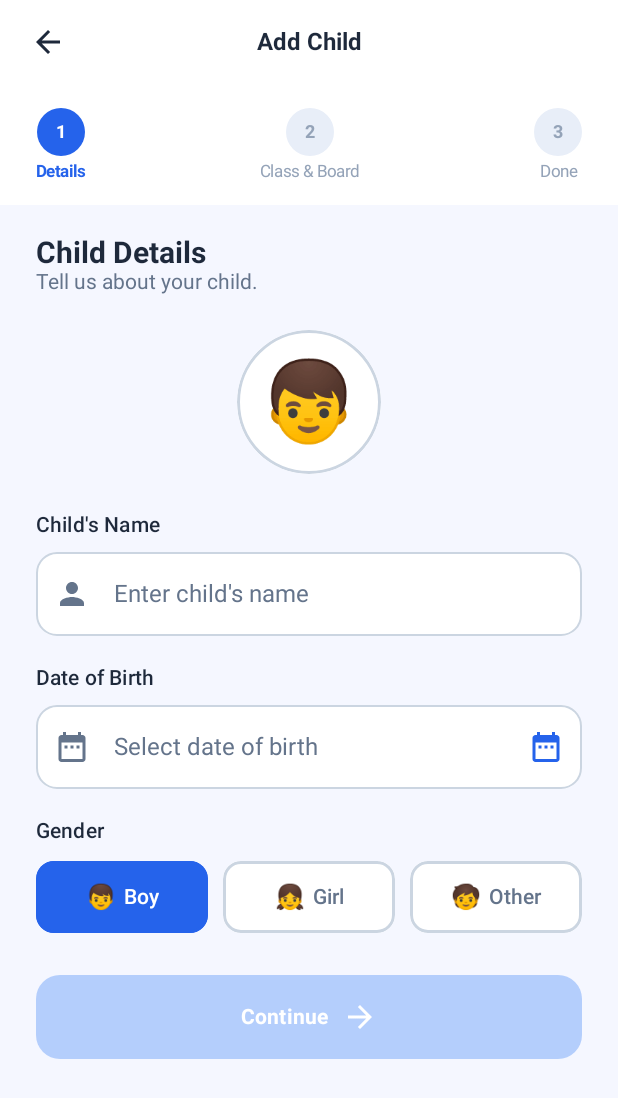
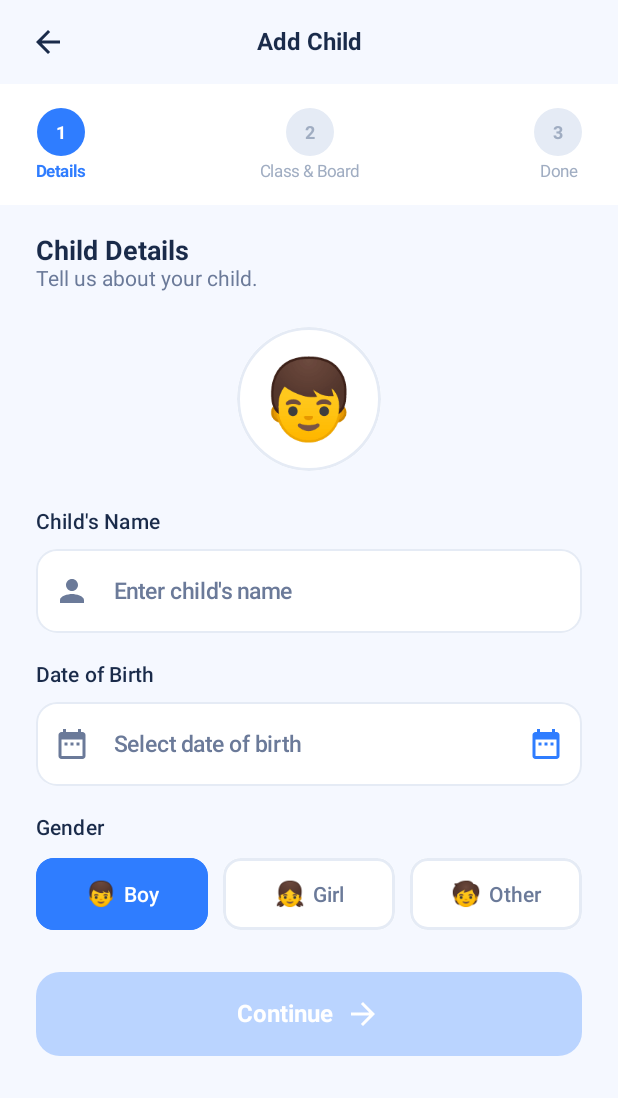
Before and after one commit to userAksh/Eduksha, an Android app built with Jetpack Compose: the AddChildScreen screen opened through its navigation route, after a tap on "Add Your First Child", on a phone screen of 412 x 824 dp. Shown: the top 1098 px of the screen. Run offline under Robolectric (Android 15) with nearby library versions, the phone set to English and light mode, and no system bars; our stand-ins replace Dagger/Hilt's generated code, Firebase (no records; nobody signed in at launch, a user with empty details on screens opened directly).

Commit message:
Apply Dobi design system — tokens + AddChild migration
Theme:
- Color.kt: primary #2F7DFF, full token set (primarySoft, textTertiary, accentOrange, border, surfaceAlt, etc.)
- Type.kt: Display/H1/H2/H3/Body/Caption/Meta scale per spec

AddChild screen:
- All hardcoded hex colors replaced with design tokens
- Page background: DobiBackground (#F5F8FF)
- Illustration backdrop: DobiPrimarySoft (#EEF4FF)
- Feature row icon bg per spec: Blue/Orange/Green tints
- Error state: DobiErrorContainer + DobiError
- Success/Primary badge: DobiSuccessContainer + DobiSuccess
- Borders unified to DobiBorder; dimmed text to DobiTextTertiary

Co-Authored-By: Claude Sonnet 4.6 <noreply@anthropic.com>

```diff
--- a/app/src/main/java/com/dobi/app/core/ui/theme/Color.kt
+++ b/app/src/main/java/com/dobi/app/core/ui/theme/Color.kt
@@ -2,28 +2,38 @@ package com.dobi.app.core.ui.theme
 
 import androidx.compose.ui.graphics.Color
 
-// Brand
-val DobiPrimary = Color(0xFF2563EB)
-val DobiPrimaryLight = Color(0xFF3B82F6)
+// ── Primary / Brand ───────────────────────────────────────────────────────────
+val DobiPrimary = Color(0xFF2F7DFF)
+val DobiPrimaryDark = Color(0xFF1E6BEF)
+val DobiPrimaryLight = Color(0xFF4A90FF)
 val DobiPrimaryContainer = Color(0xFFDBEAFE)
+val DobiPrimarySoft = Color(0xFFEEF4FF)
 
-// Backgrounds
-val DobiBackground = Color(0xFFF0F5FF)
-val DobiSurface = Color.White
+// ── Surfaces / Neutrals ───────────────────────────────────────────────────────
+val DobiBackground = Color(0xFFF5F8FF)
+val DobiSurface = Color(0xFFFFFFFF)
+val DobiSurfaceAlt = Color(0xFFF8FAFF)
+val DobiBorder = Color(0xFFE5EBF5)
+val DobiBorderMuted = Color(0xFFF0F2F7)
 
-// Text
-val DobiTextPrimary = Color(0xFF1E293B)
-val DobiTextSecondary = Color(0xFF64748B)
+// ── Text ──────────────────────────────────────────────────────────────────────
+val DobiTextPrimary = Color(0xFF1A2B4A)
+val DobiTextSecondary = Color(0xFF6B7A99)
+val DobiTextTertiary = Color(0xFFA0ADC2)
+val DobiTextOnPrimary = Color(0xFFFFFFFF)
 
-// Status
+// ── Accent / Semantic ─────────────────────────────────────────────────────────
+val DobiAccentOrange = Color(0xFFF59E0B)
+val DobiAccentOrangeBg = Color(0xFFFEF3C7)
 val DobiSuccess = Color(0xFF22C55E)
 val DobiSuccessContainer = Color(0xFFDCFCE7)
+val DobiSuccessSoft = Color(0xFF86EFAC)
 val DobiWarning = Color(0xFFF59E0B)
 val DobiWarningContainer = Color(0xFFFEF3C7)
 val DobiError = Color(0xFFEF4444)
 val DobiErrorContainer = Color(0xFFFEE2E2)
 
-// M3 baseline seed (kept for fallback dark theme)
+// ── M3 baseline seed (kept for fallback dark theme) ──────────────────────────
 val Purple80 = Color(0xFFD0BCFF)
 val PurpleGrey80 = Color(0xFFCCC2DC)
 val Pink80 = Color(0xFFEFB8C8)
--- a/app/src/main/java/com/dobi/app/feature/addchild/AddChildScreen.kt
+++ b/app/src/main/java/com/dobi/app/feature/addchild/AddChildScreen.kt
@@ -74,14 +74,24 @@ import com.dobi.app.domain.model.Child
 import com.dobi.app.core.ui.theme.DobiPrimary
 import com.dobi.app.core.ui.theme.DobiPrimaryContainer
 import com.dobi.app.core.ui.theme.DobiPrimaryLight
+import com.dobi.app.core.ui.theme.DobiPrimarySoft
 import com.dobi.app.core.ui.theme.DobiTextPrimary
 import com.dobi.app.core.ui.theme.DobiTextSecondary
 import java.text.SimpleDateFormat
 import java.util.Date
 import java.util.Locale
 
-private val FieldBorder = Color(0xFFCBD5E1)
-private val PageBg = Color(0xFFF5F7FF)
+import com.dobi.app.core.ui.theme.DobiBackground
+import com.dobi.app.core.ui.theme.DobiBorder
+import com.dobi.app.core.ui.theme.DobiSurface
+import com.dobi.app.core.ui.theme.DobiSurfaceAlt
+import com.dobi.app.core.ui.theme.DobiTextTertiary
+import com.dobi.app.core.ui.theme.DobiAccentOrange
+import com.dobi.app.core.ui.theme.DobiAccentOrangeBg
+import com.dobi.app.core.ui.theme.DobiSuccess
+import com.dobi.app.core.ui.theme.DobiSuccessContainer
+import com.dobi.app.core.ui.theme.DobiError
+import com.dobi.app.core.ui.theme.DobiErrorContainer
 
 @Composable
 fun AddChildScreen(
@@ -102,7 +112,7 @@ fun AddChildScreen(
     Column(
         modifier = Modifier
             .fillMaxSize()
-            .background(Color.White)
+            .background(DobiBackground)
             .systemBarsPadding()
     ) {
         // Top app bar
@@ -172,14 +182,12 @@ private fun WelcomeStep(onStart: () -> Unit) {
             .padding(horizontal = 24.dp),
         horizontalAlignment = Alignment.CenterHorizontally
     ) {
-        Spacer(Modifier.height(16.dp))
 
-        // Illustration
         Box(
             modifier = Modifier
                 .size(220.dp)
                 .clip(CircleShape)
-                .background(Color(0xFFEEF4FF)),
+                .background(DobiPrimarySoft),
             contentAlignment = Alignment.Center
         ) {
             Image(
@@ -190,7 +198,7 @@ private fun WelcomeStep(onStart: () -> Unit) {
             )
         }
 
-        Spacer(Modifier.height(24.dp))
+        Spacer(Modifier.height(4.dp))
 
         Text(
             text = "Add Your Child",
@@ -210,21 +218,21 @@ private fun WelcomeStep(onStart: () -> Unit) {
 
         FeatureRow(
             emoji = "📊",
-            bg = Color(0xFFEEF4FF),
+            bg = DobiPrimaryContainer,
             title = "Track progress",
             subtitle = "See what your child is learning every day."
         )
-        Spacer(Modifier.height(8.dp))
+        Spacer(Modifier.height(6.dp))
         FeatureRow(
             emoji = "🏆",
-            bg = Color(0xFFFFF7ED),
+            bg = DobiAccentOrangeBg,
             title = "Spot what matters",
             subtitle = "Identify strengths and topics that need attention."
         )
-        Spacer(Modifier.height(8.dp))
+        Spacer(Modifier.height(6.dp))
         FeatureRow(
             emoji = "✅",
-            bg = Color(0xFFECFDF5),
+            bg = DobiSuccessContainer,
             title = "Encourage better",
             subtitle = "Motivate your child with goals and rewards."
         )
@@ -254,7 +262,7 @@ private fun WelcomeStep(onStart: () -> Unit) {
             modifier = Modifier
                 .fillMaxWidth()
                 .clip(RoundedCornerShape(12.dp))
-                .background(Color(0xFFF1F5F9))
+                .background(DobiPrimarySoft)
                 .padding(horizontal = 16.dp, vertical = 12.dp),
             verticalAlignment = Alignment.CenterVertically
         ) {
@@ -290,7 +298,7 @@ private fun FeatureRow(emoji: String, bg: Color, title: String, subtitle: String
         Row(
             modifier = Modifier
                 .fillMaxWidth()
-                .padding(horizontal = 16.dp, vertical = 14.dp),
+                .padding(horizontal = 16.dp, vertical = 12.dp),
             verticalAlignment = Alignment.CenterVertically
         ) {
             Box(
@@ -359,7 +367,7 @@ private fun DetailsStep(
     Column(
         modifier = Modifier
             .fillMaxSize()
-            .background(PageBg)
+            .background(DobiBackground)
             .verticalScroll(rememberScrollState())
             .imePadding()
     ) {
@@ -387,7 +395,7 @@ private fun DetailsStep(
                     modifier = Modifier
                         .size(96.dp)
                         .clip(CircleShape)
-                        .border(2.dp, Color(0xFFCBD5E1), CircleShape)
+                        .border(2.dp, DobiBorder, CircleShape)
                         .background(Color.White),
                     contentAlignment = Alignment.Center
                 ) {
@@ -453,7 +461,7 @@ private fun DetailsStep(
                             .background(if (selected) DobiPrimary else Color.White)
                             .border(
                                 1.5.dp,
-                                if (selected) DobiPrimary else FieldBorder,
+                                if (selected) DobiPrimary else DobiBorder,
                                 RoundedCornerShape(12.dp)
                             )
                             .clickable(
@@ -526,7 +534,7 @@ private fun ClassBoardStep(
     Column(
         modifier = Modifier
             .fillMaxSize()
-            .background(PageBg)
+            .background(DobiBackground)
             .verticalScroll(rememberScrollState())
             .imePadding()
     ) {
@@ -696,7 +704,7 @@ private fun DoneStep(
     Column(
         modifier = Modifier
             .fillMaxSize()
-            .background(PageBg)
+            .background(DobiBackground)
     ) {
         StepperBar(currentStep = 3)
 
@@ -728,7 +736,7 @@ private fun DoneStep(
                         .fillMaxWidth()
                         .clip(RoundedCornerShape(16.dp))
                         .background(Color.White)
-                        .border(1.dp, Color(0xFFE8EEF8), RoundedCornerShape(16.dp))
+                        .border(1.dp, DobiBorder, RoundedCornerShape(16.dp))
                         .padding(14.dp),
                     verticalAlignment = Alignment.CenterVertically
                 ) {
@@ -758,20 +766,20 @@ private fun DoneStep(
                         Box(
                             modifier = Modifier
                                 .clip(RoundedCornerShape(6.dp))
-                                .background(Color(0xFFDCFCE7))
+                                .background(DobiSuccessContainer)
                                 .padding(horizontal = 8.dp, vertical = 4.dp)
                         ) {
                             Text(
                                 "Primary",
                                 style = MaterialTheme.typography.labelSmall.copy(fontWeight = FontWeight.Bold),
-                                color = Color(0xFF15803D)
+                                color = DobiSuccess
                             )
                         }
                     } else {
                         Icon(
                             Icons.AutoMirrored.Filled.ArrowForward,
                             contentDescription = null,
-                            tint = Color(0xFFCBD5E1),
+                            tint = DobiBorder,
                             modifier = Modifier.size(18.dp)
                         )
                     }
@@ -860,7 +868,7 @@ private fun StepperBar(currentStep: Int) {
                         .background(
                             when {
                                 isDone || isActive -> DobiPrimary
-                                else -> Color(0xFFE8EEF8)
+                                else -> DobiBorder
                             }
                         ),
                     contentAlignment = Alignment.Center
@@ -876,7 +884,7 @@ private fun StepperBar(currentStep: Int) {
                         Text(
                             "$stepNum",
                             style = MaterialTheme.typography.labelMedium.copy(fontWeight = FontWeight.Bold),
-                            color = if (isActive) Color.White else Color(0xFF94A3B8)
+                            color = if (isActive) Color.White else DobiTextTertiary
                         )
                     }
                 }
@@ -884,7 +892,7 @@ private fun StepperBar(currentStep: Int) {
                 Text(
                     label,
                     style = MaterialTheme.typography.labelSmall.copy(fontWeight = if (isActive) FontWeight.Bold else FontWeight.Normal),
-                    color = if (isActive) DobiPrimary else Color(0xFF94A3B8)
+                    color = if (isActive) DobiPrimary else DobiTextTertiary
                 )
             }
 
@@ -894,7 +902,7 @@ private fun StepperBar(currentStep: Int) {
                         .weight(1f)
                         .height(2.dp)
                         .padding(bottom = 16.dp)
-                        .background(if (currentStep > stepNum) DobiPrimary else Color(0xFFE8EEF8))
+                        .background(if (currentStep > stepNum) DobiPrimary else DobiBorder)
                 )
             }
         }
@@ -916,10 +924,10 @@ private fun ErrorBox(message: String) {
         modifier = Modifier
             .fillMaxWidth()
             .clip(RoundedCornerShape(10.dp))
-            .background(Color(0xFFFEE2E2))
+            .background(DobiErrorContainer)
             .padding(horizontal = 14.dp, vertical = 10.dp)
     ) {
-        Text("⚠️  $message", style = MaterialTheme.typography.bodySmall, color = Color(0xFFDC2626))
+        Text("⚠️  $message", style = MaterialTheme.typography.bodySmall, color = DobiError)
     }
 }
 
@@ -930,6 +938,6 @@ private fun fieldColors() = OutlinedTextFieldDefaults.colors(
     focusedContainerColor = Color.White,
     unfocusedContainerColor = Color.White,
     focusedBorderColor = DobiPrimary,
-    unfocusedBorderColor = FieldBorder,
+    unfocusedBorderColor = DobiBorder,
     cursorColor = DobiPrimary
 )
```
Also changed, not shown: app/src/main/java/com/dobi/app/core/ui/theme/Type.kt (+49 -23 lines).
